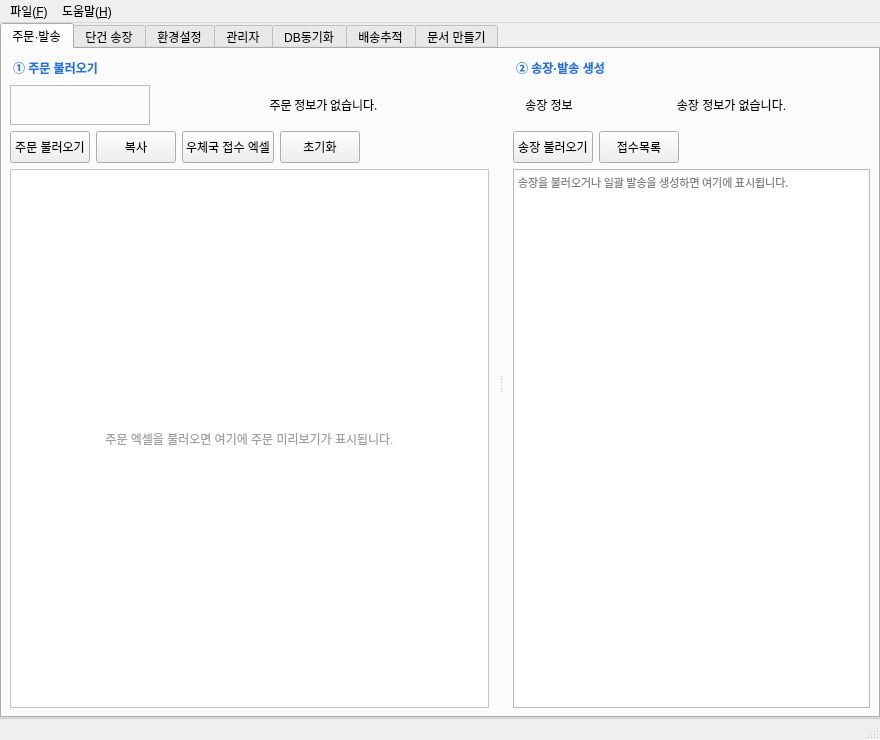
Before: the Qt Designer form ui/main_window.ui in Peanut0711/easy-fulfill, drawn with Qt 5.
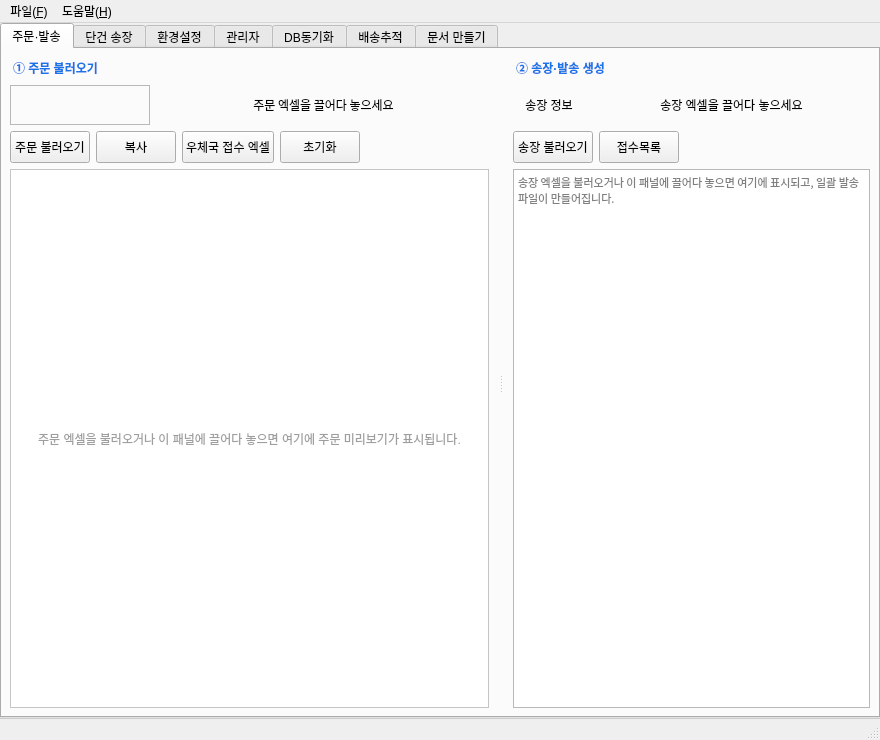
After: the same form once the commit is applied.

Commit message: feat(ui): 주문·송장 엑셀 끌어다 놓기

Patch:
```diff
--- a/ui/main_window.ui
+++ b/ui/main_window.ui
@@ -186,7 +186,7 @@
                  </font>
                 </property>
                 <property name="text">
-                 <string>주문 정보가 없습니다.</string>
+                 <string>주문 엑셀을 끌어다 놓으세요</string>
                 </property>
                 <property name="alignment">
                  <set>Qt::AlignmentFlag::AlignCenter</set>
@@ -304,7 +304,7 @@
                    <string>color: #9e9e9e; background: palette(base);</string>
                   </property>
                   <property name="text">
-                   <string>주문 엑셀을 불러오면 여기에 주문 미리보기가 표시됩니다.</string>
+                   <string>주문 엑셀을 불러오거나 이 패널에 끌어다 놓으면 여기에 주문 미리보기가 표시됩니다.</string>
                   </property>
                   <property name="alignment">
                    <set>Qt::AlignmentFlag::AlignCenter</set>
@@ -445,7 +445,7 @@
                  </sizepolicy>
                 </property>
                 <property name="text">
-                 <string>송장 정보가 없습니다.</string>
+                 <string>송장 엑셀을 끌어다 놓으세요</string>
                 </property>
                 <property name="alignment">
                  <set>Qt::AlignmentFlag::AlignCenter</set>
@@ -521,7 +521,7 @@
                <enum>QFrame::Shadow::Plain</enum>
               </property>
               <property name="placeholderText">
-               <string>송장을 불러오거나 일괄 발송을 생성하면 여기에 표시됩니다.</string>
+               <string>송장 엑셀을 불러오거나 이 패널에 끌어다 놓으면 여기에 표시되고, 일괄 발송 파일이 만들어집니다.</string>
               </property>
              </widget>
             </item>
```
The commit also changes 5 other files.
